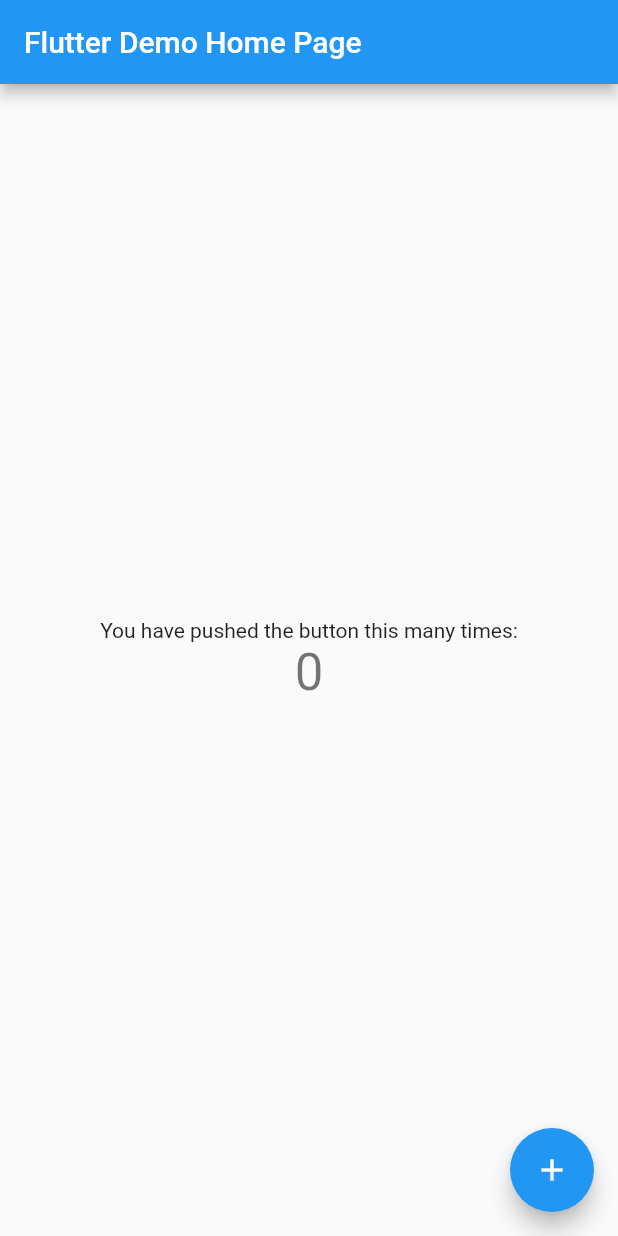
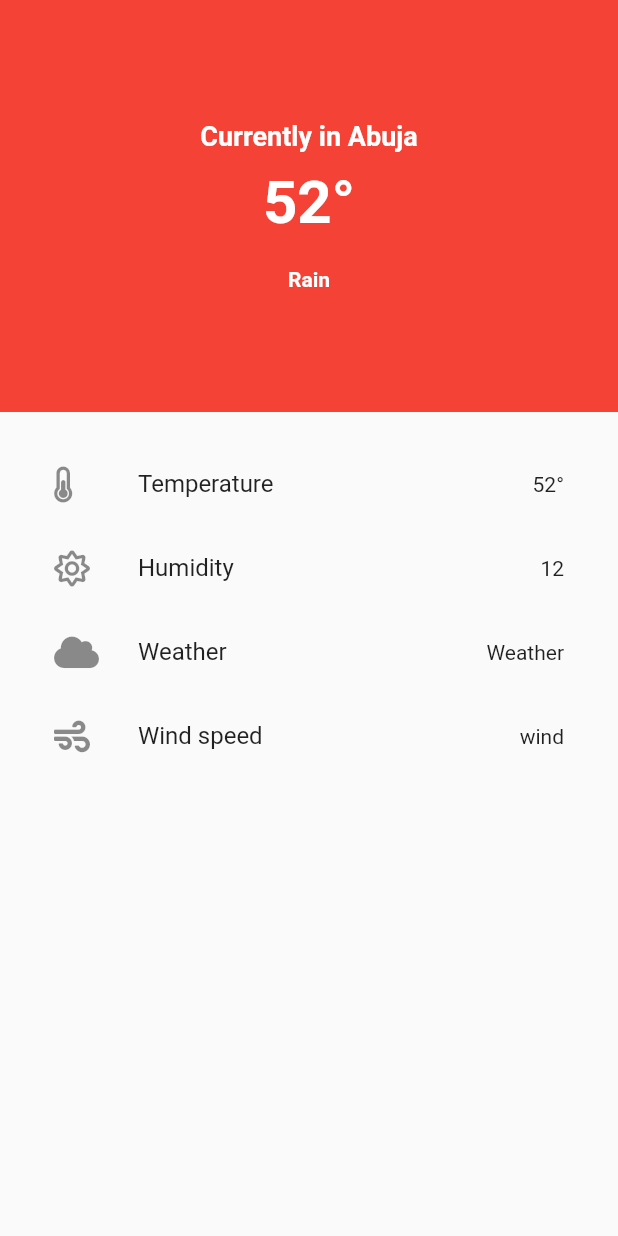
Before and after one commit to MbaiorgaG/fluttter-weather-application, a Flutter app: the screen it shows after launch, on a phone screen of 412 x 824 dp. Run offline on Flutter 3.47's test engine with Material 2 defaults, Android fonts, the phone set to English and light mode, and no system bars; our stand-ins replace font_awesome_flutter.

Commit message:
Create flutter weather appliaton interface

```diff
--- a/wealther_app/lib/main.dart
+++ b/wealther_app/lib/main.dart
@@ -1,117 +1,113 @@
 import 'package:flutter/material.dart';
+import 'package:http/http.dart' as http;
+import 'package:font_awesome_flutter/font_awesome_flutter.dart';
+import 'dart:convert'; //Convert data from one representation to another.
 
-void main() {
-  runApp(MyApp());
+void main() => runApp(
+  MaterialApp(
+    title: "weather Application",
+    home: Home(),
+  )
+);
+
+class Home extends StatefulWidget {
+  @override
+  State<StatefulWidget> createState() {
+    return HomeState();
   }
 
-class MyApp extends StatelessWidget {
-  // This widget is the root of your application.
+}
+
+class HomeState extends State<Home> {
+
+  var temp;
+  var description;
+  var humidity;
+  var windSpeed;
+   Future getWeather() async{
+     http.Response response =await http.get("");
+   }
   @override
   Widget build(BuildContext context) {
-    return MaterialApp(
-      title: 'Flutter Demo',
-      theme: ThemeData(
-        // This is the theme of your application.
-        //
-        // Try running your application with "flutter run". You'll see the
-        // application has a blue toolbar. Then, without quitting the app, try
-        // changing the primarySwatch below to Colors.green and then invoke
-        // "hot reload" (press "r" in the console where you ran "flutter run",
-        // or simply save your changes to "hot reload" in a Flutter IDE).
-        // Notice that the counter didn't reset back to zero; the application
-        // is not restarted.
-        primarySwatch: Colors.blue,
-        // This makes the visual density adapt to the platform that you run
-        // the app on. For desktop platforms, the controls will be smaller and
-        // closer together (more dense) than on mobile platforms.
-        visualDensity: VisualDensity.adaptivePlatformDensity,
+    //Scafold is a class in flutter which provide many widgets(eg, navigation drawers, snackbar etc)
+    //This scafold will contain the fluter UI for our application
+    return Scaffold(
+      body: Column(
+        children: <Widget>[
+          Container(
+            height: MediaQuery.of(context).size.height/3,
+            width: MediaQuery.of(context).size.width, // this will get the size of the device.
+            color: Colors.red,
+            child: Column(
+
+              //create aligment.
+              mainAxisAlignment: MainAxisAlignment.center,
+              crossAxisAlignment: CrossAxisAlignment.center,
+              children: <Widget>[
+                Padding(
+                  padding: EdgeInsets.only(bottom: 10.0),
+                  child: Text(
+                    "Currently in Abuja",
+                    style: TextStyle(
+                      color: Colors.white,
+                      fontSize: 18.0,
+                      fontWeight: FontWeight.w600
                     ),
-      home: MyHomePage(title: 'Flutter Demo Home Page'),
-    );
-  }
-}
-
-class MyHomePage extends StatefulWidget {
-  MyHomePage({Key key, this.title}) : super(key: key);
-
-  // This widget is the home page of your application. It is stateful, meaning
-  // that it has a State object (defined below) that contains fields that affect
-  // how it looks.
-
-  // This class is the configuration for the state. It holds the values (in this
-  // case the title) provided by the parent (in this case the App widget) and
-  // used by the build method of the State. Fields in a Widget subclass are
-  // always marked "final".
-
-  final String title;
-
-  @override
-  _MyHomePageState createState() => _MyHomePageState();
-}
-
-class _MyHomePageState extends State<MyHomePage> {
-  int _counter = 0;
-
-  void _incrementCounter() {
-    setState(() {
-      // This call to setState tells the Flutter framework that something has
-      // changed in this State, which causes it to rerun the build method below
-      // so that the display can reflect the updated values. If we changed
-      // _counter without calling setState(), then the build method would not be
-      // called again, and so nothing would appear to happen.
-      _counter++;
-    });
-  }
-
-  @override
-  Widget build(BuildContext context) {
-    // This method is rerun every time setState is called, for instance as done
-    // by the _incrementCounter method above.
-    //
-    // The Flutter framework has been optimized to make rerunning build methods
-    // fast, so that you can just rebuild anything that needs updating rather
-    // than having to individually change instances of widgets.
-    return Scaffold(
-      appBar: AppBar(
-        // Here we take the value from the MyHomePage object that was created by
-        // the App.build method, and use it to set our appbar title.
-        title: Text(widget.title),
                   ),
-      body: Center(
-        // Center is a layout widget. It takes a single child and positions it
-        // in the middle of the parent.
-        child: Column(
-          // Column is also a layout widget. It takes a list of children and
-          // arranges them vertically. By default, it sizes itself to fit its
-          // children horizontally, and tries to be as tall as its parent.
-          //
-          // Invoke "debug painting" (press "p" in the console, choose the
-          // "Toggle Debug Paint" action from the Flutter Inspector in Android
-          // Studio, or the "Toggle Debug Paint" command in Visual Studio Code)
-          // to see the wireframe for each widget.
-          //
-          // Column has various properties to control how it sizes itself and
-          // how it positions its children. Here we use mainAxisAlignment to
-          // center the children vertically; the main axis here is the vertical
-          // axis because Columns are vertical (the cross axis would be
-          // horizontal).
-          mainAxisAlignment: MainAxisAlignment.center,
-          children: <Widget>[
-            Text(
-              'You have pushed the button this many times:',
                 ),
                 Text(
-              '$_counter',
-              style: Theme.of(context).textTheme.headline4,
+                  "52\u00B0",
+                  style: TextStyle(
+                    color: Colors.white,
+                    fontSize: 40.0,
+                    fontWeight: FontWeight.w600
+                  ),
+                ),
+                Padding(
+                  padding: EdgeInsets.only(top: 20.0),
+                  child: Text(
+                    "Rain",
+                    style: TextStyle(
+                        color: Colors.white,
+                        fontSize: 14.0,
+                        fontWeight: FontWeight.w600
+                    ),
+                  ),
+                )
+              ],
+            ),
+          ),
+          Expanded(
+            child: Padding(
+              padding: EdgeInsets.all(20.0),
+              child: ListView(
+                children: <Widget>[
+                  ListTile(
+                    leading: FaIcon(FontAwesomeIcons.thermometerHalf),
+                    title: Text("Temperature"),
+                    trailing: Text("52\u00B0"),
+                  ),
+                  ListTile(
+                    leading: FaIcon(FontAwesomeIcons.sun),
+                    title: Text("Humidity"),
+                    trailing: Text("12"),
+                  ),
+                  ListTile(
+                    leading: FaIcon(FontAwesomeIcons.cloud),
+                    title: Text("Weather"),
+                    trailing: Text("Weather"),
+                  ),
+                  ListTile(
+                    leading: FaIcon(FontAwesomeIcons.wind),
+                    title: Text("Wind speed"),
+                    trailing: Text("wind"),
                   ),
                 ],
               ),
             ),
-      floatingActionButton: FloatingActionButton(
-        onPressed: _incrementCounter,
-        tooltip: 'Increment',
-        child: Icon(Icons.add),
-      ), // This trailing comma makes auto-formatting nicer for build methods.
+          )
+        ],
+      )
     );
   }
 }
--- a/wealther_app/pubspec.yaml
+++ b/wealther_app/pubspec.yaml
@@ -23,6 +23,9 @@ environment:
 dependencies:
   flutter:
     sdk: flutter
+
+  font_awesome_flutter: '>= 4.7.0'
+  http: ^0.12.2
 
 
   # The following adds the Cupertino Icons font to your application.
```
Also changed, not shown: wealther_app/pubspec.lock, 2 other files. Lines whose indentation alone changed are shown as unchanged.
